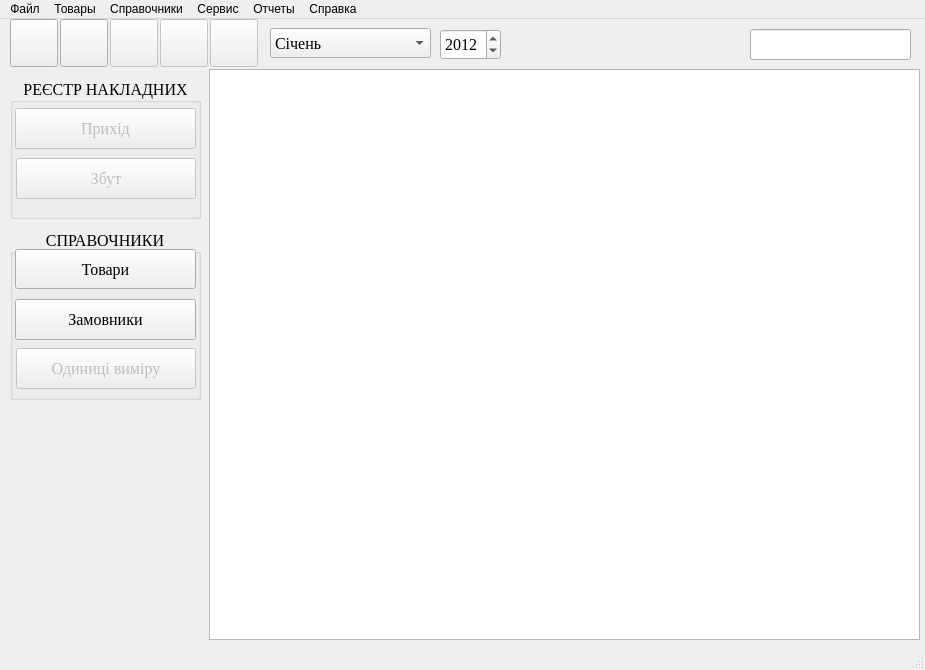
This is mainwindow.ui in andrboyko/zbyt as Qt 5 draws it before an edit. The edited form follows.
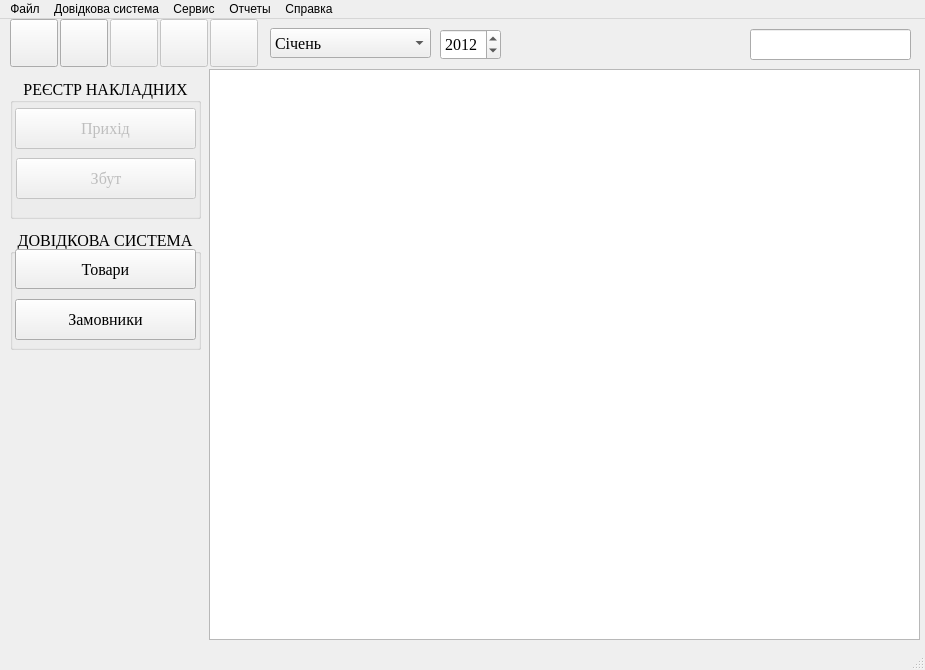
This is the edited form. Icons and pictures are not drawn.

```diff
--- a/mainwindow.ui
+++ b/mainwindow.ui
@@ -460,7 +460,7 @@
       <x>10</x>
       <y>210</y>
       <width>191</width>
-      <height>171</height>
+      <height>121</height>
      </rect>
     </property>
     <property name="font">
@@ -470,7 +470,7 @@
      </font>
     </property>
     <property name="title">
-     <string>СПРАВОЧНИКИ</string>
+     <string>ДОВІДКОВА СИСТЕМА</string>
     </property>
     <property name="alignment">
      <set>Qt::AlignCenter</set>
@@ -560,44 +560,6 @@
       <bool>false</bool>
      </property>
     </widget>
-    <widget class="QPushButton" name="pushButton_9">
-     <property name="enabled">
-      <bool>false</bool>
-     </property>
-     <property name="geometry">
-      <rect>
-       <x>6</x>
-       <y>119</y>
-       <width>180</width>
-       <height>41</height>
-      </rect>
-     </property>
-     <property name="autoFillBackground">
-      <bool>false</bool>
-     </property>
-     <property name="text">
-      <string>Одиниці виміру</string>
-     </property>
-     <property name="icon">
-      <iconset resource="ico.qrc">
-       <normaloff>:/ico/rulertriangle.ico</normaloff>:/ico/rulertriangle.ico</iconset>
-     </property>
-     <property name="iconSize">
-      <size>
-       <width>28</width>
-       <height>28</height>
-      </size>
-     </property>
-     <property name="autoDefault">
-      <bool>false</bool>
-     </property>
-     <property name="default">
-      <bool>false</bool>
-     </property>
-     <property name="flat">
-      <bool>false</bool>
-     </property>
-    </widget>
    </widget>
   </widget>
   <widget class="QMenuBar" name="menubar">
@@ -614,14 +576,9 @@
      <string>Файл</string>
     </property>
    </widget>
-   <widget class="QMenu" name="menu_2">
-    <property name="title">
-     <string>Товары</string>
-    </property>
-   </widget>
    <widget class="QMenu" name="menu_3">
     <property name="title">
-     <string>Справочники</string>
+     <string>Довідкова система</string>
     </property>
    </widget>
    <widget class="QMenu" name="menu_4">
@@ -640,7 +597,6 @@
     </property>
    </widget>
    <addaction name="menu"/>
-   <addaction name="menu_2"/>
    <addaction name="menu_3"/>
    <addaction name="menu_4"/>
    <addaction name="menu_5"/>
```
Left out of the diff: 76 changed lines with no effect on the pictures.
